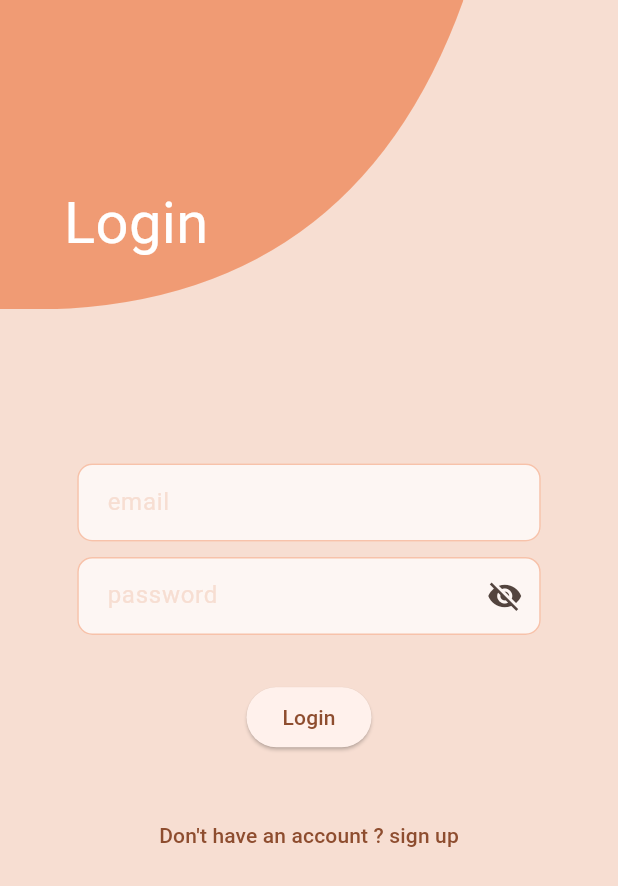
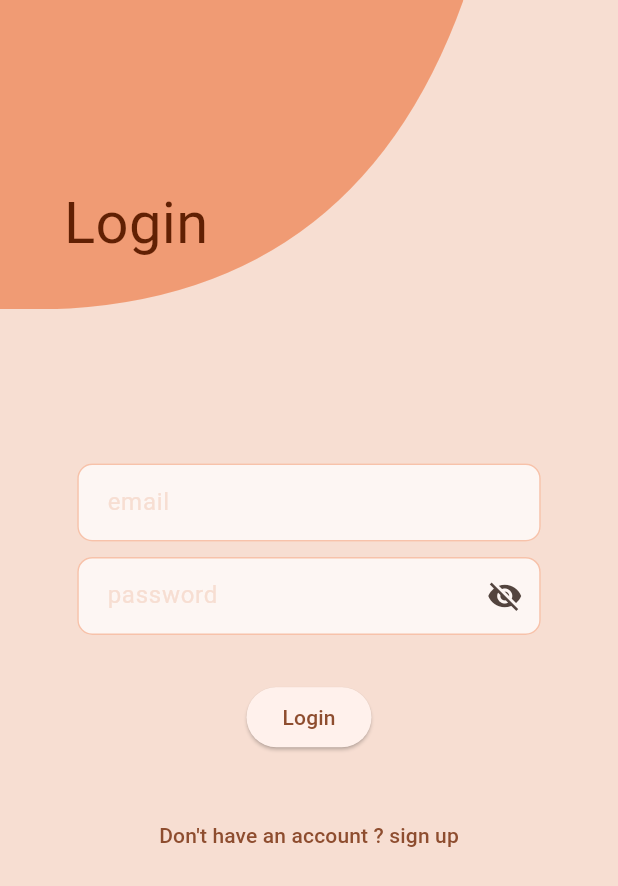
Before and after one commit to Jiya-Sharma09/Track_app, a Flutter app: the screen it shows after launch, on a phone screen of 412 x 824 dp. Shown: the top 886 px of the screen. Run offline on Flutter 3.47's test engine with Material 3 defaults, Android fonts, the light colour scheme and no system bars.

Commit message:
changes in color in accordance with color.dart file

```diff
--- a/lib/screens/login_screen.dart
+++ b/lib/screens/login_screen.dart
@@ -2,6 +2,7 @@ import 'package:flutter/material.dart';
 import 'package:track_app/ui_feature/top_left_curve.dart';
 import 'package:track_app/ui_feature/custom_text_field.dart';
 import 'sign_up_screen.dart';
+import 'package:track_app/ui_feature/colors.dart';
 
 class LoginScreen extends StatefulWidget {
   @override
@@ -17,7 +18,7 @@ class _LoginScreenState extends State<LoginScreen> {
   @override
   Widget build(BuildContext context) {
     return Scaffold(
-      backgroundColor: Color.fromARGB(253, 247, 222, 210),
+      backgroundColor: AppTheme.background,
       body: Column(
         children: [
           Align(
@@ -27,7 +28,7 @@ class _LoginScreenState extends State<LoginScreen> {
             child: Container(
               width: MediaQuery.of(context).size.width*0.75,
               height: MediaQuery.of(context).size.height * 0.25,
-              color: Color.fromARGB(194, 239, 135, 87),
+              color: AppTheme.topLeftCurve,
               child: Align(
                 alignment: Alignment(-0.6, 0.6),
                 child: Text(
@@ -35,7 +36,7 @@ class _LoginScreenState extends State<LoginScreen> {
                   style: TextStyle(
                     fontSize:
                         MediaQuery.of(context).size.height * 0.25 * 0.25 * 0.75,
-                    color: Color.fromARGB(255, 255, 255, 255),
+                    color: AppTheme.heading,
                   ),
                 ),
               ),
```
Also changed, not shown: lib/screens/sign_up_screen.dart (+4 -3 lines).
